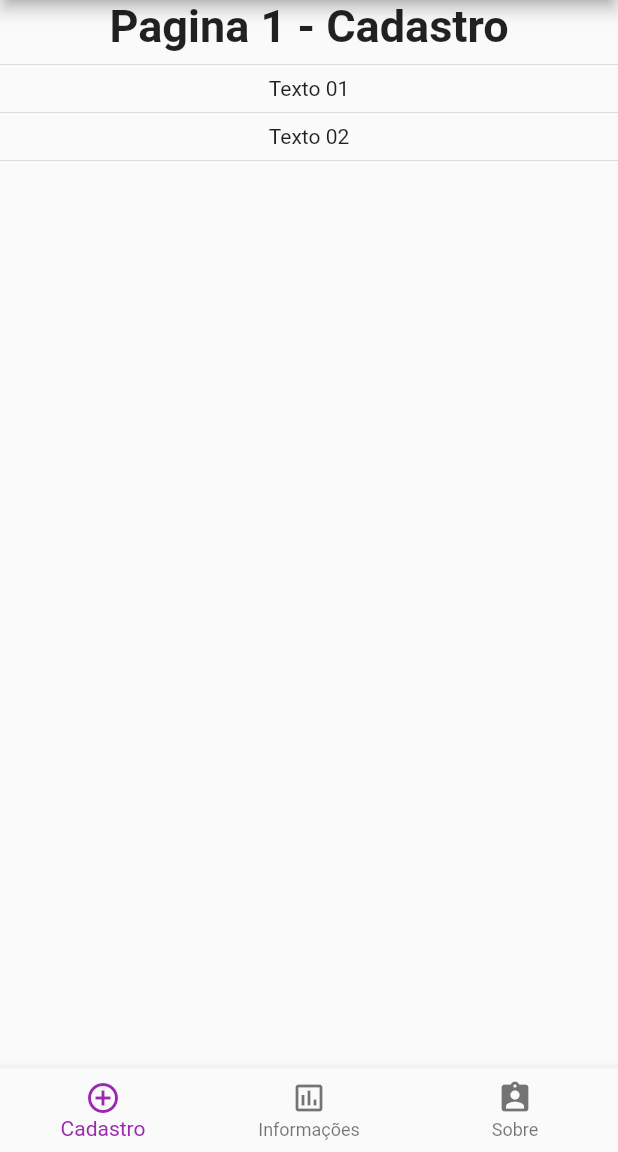
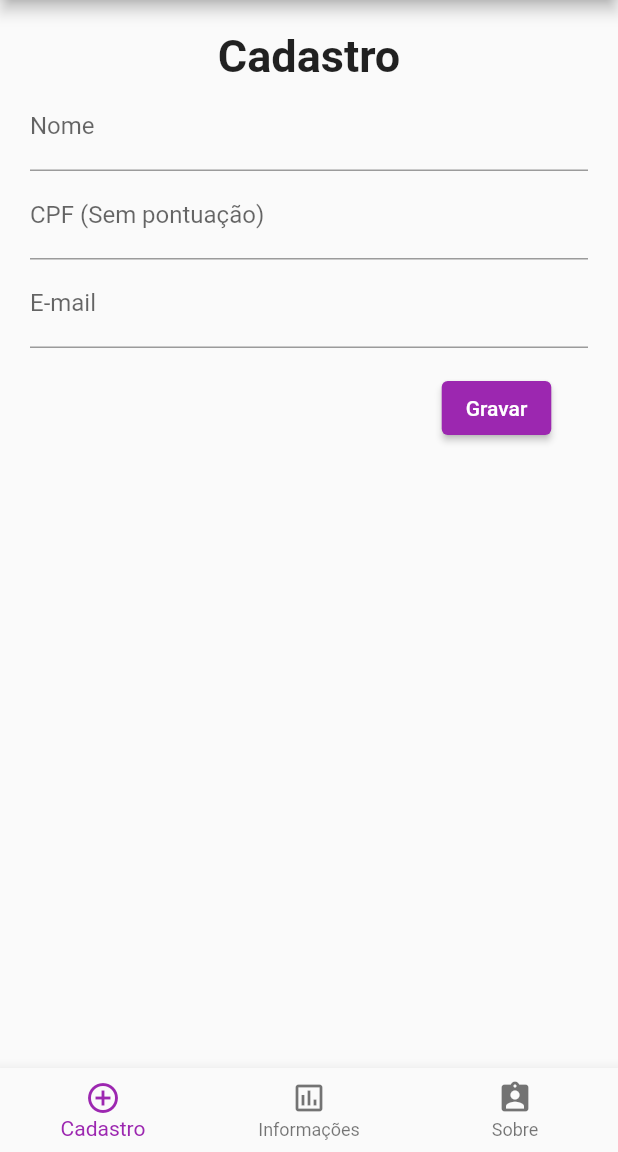
Before and after one commit to mathiasarturschulz/start_flutter, a Flutter app: the screen it shows after launch, on a phone screen of 412 x 824 dp, the part 84-1236 px from its top. Run offline on Flutter 3.47's test engine with Material 2 defaults, Android fonts, the phone set to English and light mode, and no system bars.

Commit message:
[ADD] Adicionado os campos e o botao gravar

```diff
--- a/lib/main.dart
+++ b/lib/main.dart
@@ -64,20 +64,101 @@ class _Start extends State {
   }
 }
 
+class Usuario {
+  String nome = '';
+  String cpf = '';
+  String email = '';
+}
+
 class PageCadastro extends StatelessWidget {
   static const optionStyle = TextStyle(fontSize: 30, fontWeight: FontWeight.bold);
+  Usuario _usuario = new Usuario();
+  GlobalKey<FormState> _formKey = new GlobalKey<FormState>();
 
   Widget build(BuildContext context) {
     return Scaffold(
-      body: Column(
-        children: [
-          Text('Pagina 1 - Cadastro', style: optionStyle),
-          Divider(),
-          Text('Texto 01'),
-          Divider(),
-          Text('Texto 02'),
-          Divider(),
-        ],
+      body: Container(
+        padding: EdgeInsets.all(20.0),
+        child: Form(
+          key: this._formKey,
+          child: Column(
+            children: [
+              // cadastro
+              Text('Cadastro', style: optionStyle),
+              // campo nome
+              TextFormField(
+                keyboardType: TextInputType.name,
+                validator: (String value) {
+                  print(value);
+                  if (value.length == 0) {
+                    return 'O campo de nome é obrigatório';
+                  }
+                  return null;
+                },
+                onSaved: (String value) {
+                  this._usuario.nome = value;
+                },
+                decoration: InputDecoration(
+                    hintText: 'Fulano da Silva',
+                    labelText: 'Nome',
+                ),
+              ),
+              // campo cpf
+              TextFormField(
+                keyboardType: TextInputType.text,
+                validator: (String value) {
+                  print(value);
+                  if (value.length != 11) {
+                    return 'O campo de CPF é obrigatório e deve possuir 11 caracteres';
+                  }
+                  return null;
+                },
+                onSaved: (String value) {
+                  this._usuario.cpf = value;
+                },
+                decoration: InputDecoration(
+                    hintText: 'xxxyyyzzzww',
+                    labelText: 'CPF (Sem pontuação)',
+                ),
+              ),
+              // campo email
+              TextFormField(
+                keyboardType: TextInputType.name,
+                validator: (String value) {
+                  print(value);
+                  if (value.length == 0) {
+                    return 'O campo de e-mail é obrigatório';
+                  }
+                  return null;
+                },
+                onSaved: (String value) {
+                  this._usuario.email = value;
+                },
+                decoration: InputDecoration(
+                    hintText: 'nome@servidor',
+                    labelText: 'E-mail',
+                ),
+              ),
+              // botão
+              Padding(
+                // padding: const EdgeInsets.symmetric(vertical: 16.0),
+                padding: EdgeInsets.only(top: 16, left: 250),
+                child: ElevatedButton(
+                  onPressed: () {
+                    if (_formKey.currentState.validate()) {
+                      _formKey.currentState.save();
+                      print('=> Cadastro do usuário: ');
+                      print('Nome: ${_usuario.nome}');
+                      print('E-mail: ${_usuario.email}');
+                      print('CPF: ${_usuario.cpf}');
+                    }
+                  },
+                  child: Text('Gravar'),
+                ),
+              ),
+            ],
+          ),
+        )
       )
     );
   }
```
